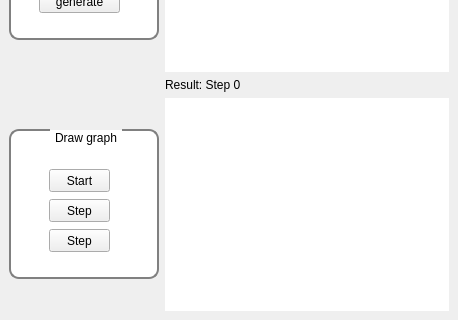
Above: MachineLeraning/Project/GraphDrawing/mainwindow.ui from tikhoncheva/uni before the change; both pictures show x 0 to 458 and y 187 to 507 of the 458 by 507 pixel window. Below: the same form after it.
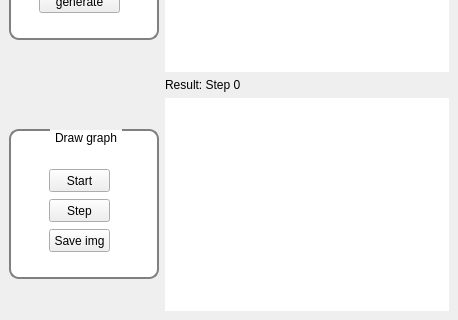
That is the form after the change. Custom widgets are drawn as their Qt base class.

The edit to the form file:
```diff
--- a/MachineLeraning/Project/GraphDrawing/mainwindow.ui
+++ b/MachineLeraning/Project/GraphDrawing/mainwindow.ui
@@ -254,7 +254,7 @@
         </rect>
        </property>
        <property name="text">
-        <string>Step</string>
+        <string>Save img</string>
        </property>
       </widget>
      </widget>
```
Left out of the diff: 2 changed lines with no effect on the pictures.
